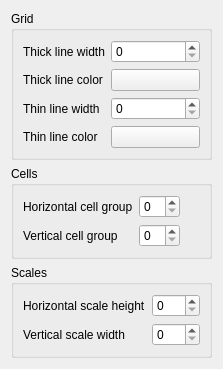
The window that ui/EditorConfigPage.ui (KDE/kxstitch) describes before a commit, drawn with Qt 5.
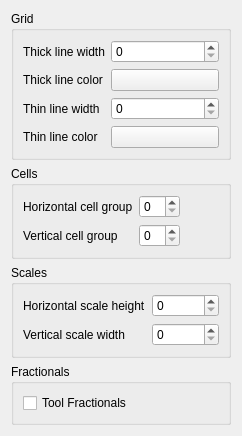
The same window after the commit. Custom widgets are drawn as their Qt base class.

Commit message:
Enable fractional stitches for tools
Allow the use of fractional stitches for lines, ellipses and polygons.

```diff
--- a/ui/EditorConfigPage.ui
+++ b/ui/EditorConfigPage.ui
@@ -6,8 +6,8 @@
    <rect>
     <x>0</x>
     <y>0</y>
-    <width>223</width>
-    <height>353</height>
+    <width>242</width>
+    <height>436</height>
    </rect>
   </property>
   <property name="windowTitle">
@@ -124,6 +124,25 @@
      </layout>
     </widget>
    </item>
+   <item>
+    <widget class="QGroupBox" name="groupBox_4">
+     <property name="title">
+      <string>Fractionals</string>
+     </property>
+     <layout class="QGridLayout" name="gridLayout">
+      <item row="0" column="0">
+       <widget class="QCheckBox" name="kcfg_ToolShapes_UseFractionals">
+        <property name="toolTip">
+         <string/>
+        </property>
+        <property name="text">
+         <string>Tool Fractionals</string>
+        </property>
+       </widget>
+      </item>
+     </layout>
+    </widget>
+   </item>
   </layout>
  </widget>
  <customwidgets>
```
The commit also changes 2 other files.
